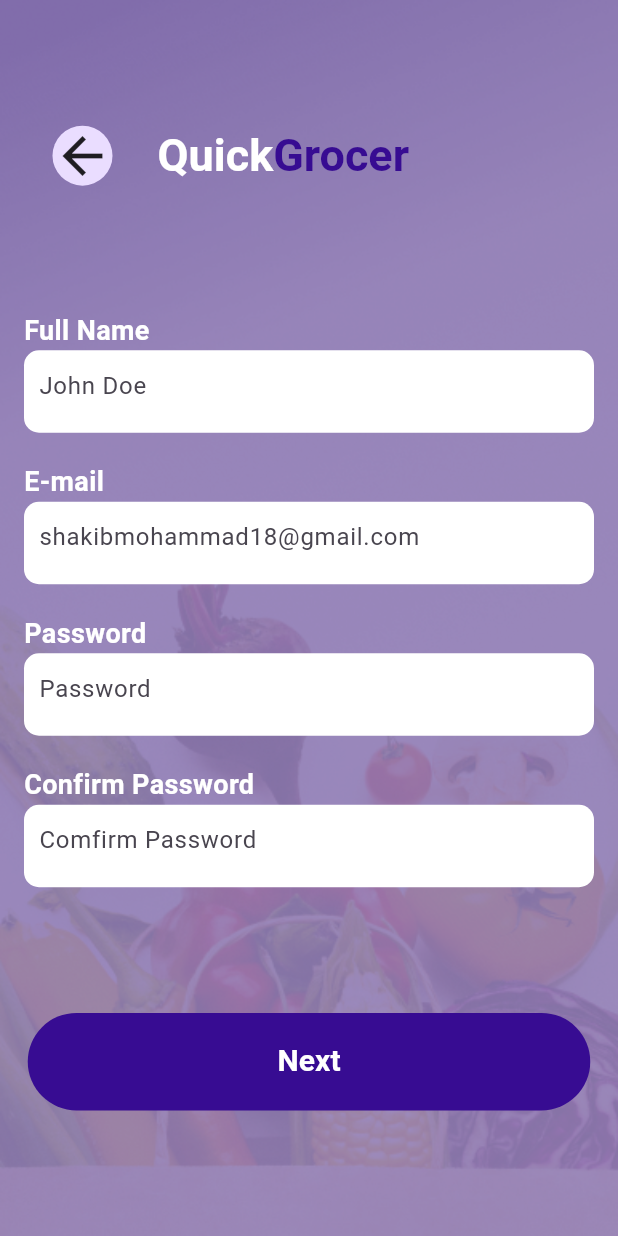
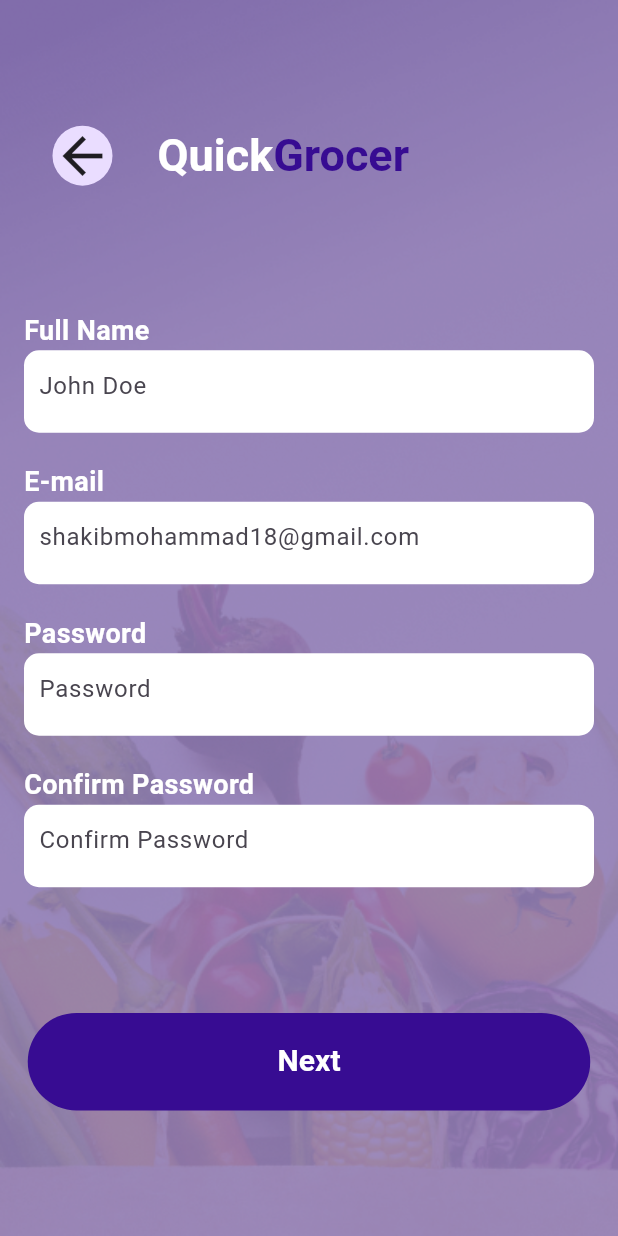
Before and after one commit to shakibalways/salon-app, a Flutter app: the NextPage screen opened directly, on a phone screen of 412 x 824 dp. Run offline on Flutter 3.47's test engine with Material 3 defaults, Android fonts, the phone set to English and light mode, and no system bars.

Commit message:
All error done

```diff
--- a/lib/Screen/Pages/next_page.dart
+++ b/lib/Screen/Pages/next_page.dart
@@ -26,7 +26,7 @@ class NextPage extends StatelessWidget {
               padding: const EdgeInsets.only(left: 35),
               child: Row(
                 children: [
-                  CircleAvatar(
+                  const CircleAvatar(
                     radius: 20,
                     foregroundColor: Colors.white,
                     child: Icon(
@@ -35,18 +35,18 @@ class NextPage extends StatelessWidget {
                       size: 40,
                     ),
                   ),
-                  SizedBox(
+                  const SizedBox(
                     width: 30,
                   ),
                   RichText(
                       text: TextSpan(
-                          style: TextStyle(
+                          style: const TextStyle(
                             color: Colors.white,
                             fontWeight: FontWeight.bold,
                             fontSize: 30,
                           ),
                           children: [
-                        TextSpan(text: RTexts.titleText),
+                        const TextSpan(text: RTexts.titleText),
                         TextSpan(
                             text: RTexts.titleText1,
                             style: TextStyle(
@@ -55,7 +55,7 @@ class NextPage extends StatelessWidget {
                 ],
               ),
             ),
-            Column(
+             const Column(
               crossAxisAlignment: CrossAxisAlignment.start,
               children: [
                 Text(
@@ -65,7 +65,7 @@ class NextPage extends StatelessWidget {
                       color: Colors.white,
                       fontSize: 18),
                 ),
-                CustomTextField(hintText: "John Doe"),
+                CustomTextField(hintText: RTexts.hintText),
                 SizedBox(
                   height: 20,
                 ),
@@ -76,7 +76,7 @@ class NextPage extends StatelessWidget {
                       color: Colors.white,
                       fontSize: 18),
                 ),
-                CustomTextField(hintText: "shakibmohammad18@gmail.com"),
+                CustomTextField(hintText: RTexts.gmail),
                 SizedBox(
                   height: 20,
                 ),
@@ -87,7 +87,7 @@ class NextPage extends StatelessWidget {
                       color: Colors.white,
                       fontSize: 18),
                 ),
-                CustomTextField(hintText: "Password"),
+                CustomTextField(hintText: RTexts.pass),
                 SizedBox(
                   height: 20,
                 ),
@@ -98,7 +98,7 @@ class NextPage extends StatelessWidget {
                       color: Colors.white,
                       fontSize: 18),
                 ),
-                CustomTextField(hintText: "Comfirm Password"),
+                CustomTextField(hintText: RTexts.confirm1),
               ],
             ),
             SizedBox(
@@ -109,7 +109,7 @@ class NextPage extends StatelessWidget {
                 style: ButtonStyle(
                     backgroundColor: MaterialStatePropertyAll(
                         Color(int.parse(RColors.colorCode)))),
-                child: Text(
+                child: const Text(
                   "Next",
                   style: TextStyle(
                       color: Colors.white,
--- a/lib/Screen/Pages/sign_in_page.dart
+++ b/lib/Screen/Pages/sign_in_page.dart
@@ -37,7 +37,7 @@ class SignInPage extends StatelessWidget {
                         style: TextStyle(
                             color: Color(int.parse(RColors.colorCode)))),
                   ])),
-              Center(
+              const Center(
                 child: Column(
                   crossAxisAlignment: CrossAxisAlignment.start,
                   children: [
@@ -77,7 +77,7 @@ class SignInPage extends StatelessWidget {
                   style: ButtonStyle(
                       backgroundColor: MaterialStatePropertyAll(
                           Color(int.parse(RColors.colorCode)))),
-                  child: Text(
+                  child: const Text(
                     "Login",
                     style: TextStyle(
                         color: Colors.white,
--- a/lib/Screen/Pages/welcome-page.dart
+++ b/lib/Screen/Pages/welcome_page.dart
@@ -1,6 +1,4 @@
-import 'package:flutter/cupertino.dart';
 import 'package:flutter/material.dart';
-import 'package:flutter/widgets.dart';
 
 import '../../utilits/constant/color_code_list.dart';
 import '../../utilits/constant/image_list.dart';
@@ -39,14 +37,14 @@ class WelcomePage extends StatelessWidget {
                           style: TextStyle(
                               color: Color(int.parse(RColors.colorCode)))),
                     ])),
-                Text(
+                const Text(
                   RTexts.welcomeText,
                   style: TextStyle(
                       color: Colors.white,
                       fontSize: 30,
                       fontWeight: FontWeight.bold),
                 ),
-                SizedBox(height: 20,),
+                const SizedBox(height: 20,),
                 SizedBox(
                   height: 30,
                   child: ListView.builder(
--- a/lib/utilits/constant/text_list.dart
+++ b/lib/utilits/constant/text_list.dart
@@ -7,9 +7,13 @@ class RTexts {
   static const String signUpText = "Sign-up";
   // Next Page Text
   static const String firstName = "Full Name";
+  static const String hintText = "John Doe";
   static const String mail = "E-mail";
+  static const String gmail = "shakibmohammad18@gmail.com";
   static const String pass = "Password";
+  static const String pass1 = "Password";
   static const String confirm = "Confirm Password ";
+  static const String confirm1 = "Confirm Password ";
   // Sign Up Page
 static const String address ="Address";
 static const String number ="Phone Number";
```
Also changed, not shown: lib/Screen/Pages/sign_up_page.dart (+9 -9 lines), lib/main.dart (+4 -6 lines).
